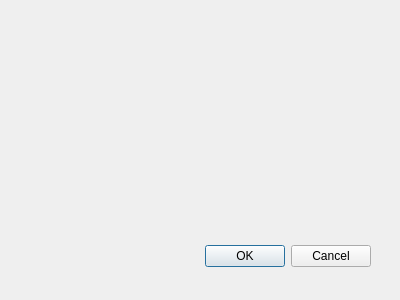
Before: the Qt Designer form src/dlggcodeprop.ui in fredrickojackson/CppCAM, drawn with Qt 5.
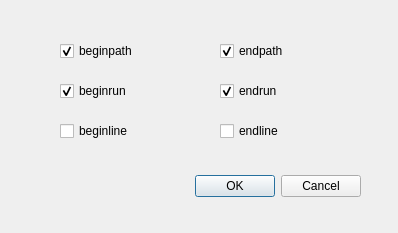
After: the same form once the commit is applied.

```diff
--- a/src/dlggcodeprop.ui
+++ b/src/dlggcodeprop.ui
@@ -8,8 +8,8 @@
    <rect>
     <x>0</x>
     <y>0</y>
-    <width>400</width>
-    <height>300</height>
+    <width>398</width>
+    <height>233</height>
    </rect>
   </property>
   <property name="windowTitle">
@@ -18,8 +18,8 @@
   <widget class="QDialogButtonBox" name="buttonBox">
    <property name="geometry">
     <rect>
-     <x>30</x>
-     <y>240</y>
+     <x>20</x>
+     <y>170</y>
      <width>341</width>
      <height>32</height>
     </rect>
@@ -31,6 +31,96 @@
     <set>QDialogButtonBox::Cancel|QDialogButtonBox::Ok</set>
    </property>
   </widget>
+  <widget class="QCheckBox" name="cbbeginpath">
+   <property name="geometry">
+    <rect>
+     <x>60</x>
+     <y>40</y>
+     <width>88</width>
+     <height>22</height>
+    </rect>
+   </property>
+   <property name="text">
+    <string>beginpath</string>
+   </property>
+   <property name="checked">
+    <bool>true</bool>
+   </property>
+  </widget>
+  <widget class="QCheckBox" name="cbbeginrun">
+   <property name="geometry">
+    <rect>
+     <x>60</x>
+     <y>80</y>
+     <width>88</width>
+     <height>22</height>
+    </rect>
+   </property>
+   <property name="text">
+    <string>beginrun</string>
+   </property>
+   <property name="checked">
+    <bool>true</bool>
+   </property>
+  </widget>
+  <widget class="QCheckBox" name="cbendpath">
+   <property name="geometry">
+    <rect>
+     <x>220</x>
+     <y>40</y>
+     <width>88</width>
+     <height>22</height>
+    </rect>
+   </property>
+   <property name="text">
+    <string>endpath</string>
+   </property>
+   <property name="checked">
+    <bool>true</bool>
+   </property>
+  </widget>
+  <widget class="QCheckBox" name="cbbeginline">
+   <property name="geometry">
+    <rect>
+     <x>60</x>
+     <y>120</y>
+     <width>88</width>
+     <height>22</height>
+    </rect>
+   </property>
+   <property name="text">
+    <string>beginline</string>
+   </property>
+  </widget>
+  <widget class="QCheckBox" name="cbendline">
+   <property name="geometry">
+    <rect>
+     <x>220</x>
+     <y>120</y>
+     <width>88</width>
+     <height>22</height>
+    </rect>
+   </property>
+   <property name="text">
+    <string>endline</string>
+   </property>
+  </widget>
+  <widget class="QCheckBox" name="cbendrun">
+   <property name="geometry">
+    <rect>
+     <x>220</x>
+     <y>80</y>
+     <width>88</width>
+     <height>22</height>
+    </rect>
+   </property>
+   <property name="text">
+    <string>endrun</string>
+   </property>
+   <property name="checked">
+    <bool>true</bool>
+   </property>
+  </widget>
  </widget>
  <pixmapfunction/>
  <resources/>
```
Left out of the diff: 5 changed lines with no effect on the pictures.
